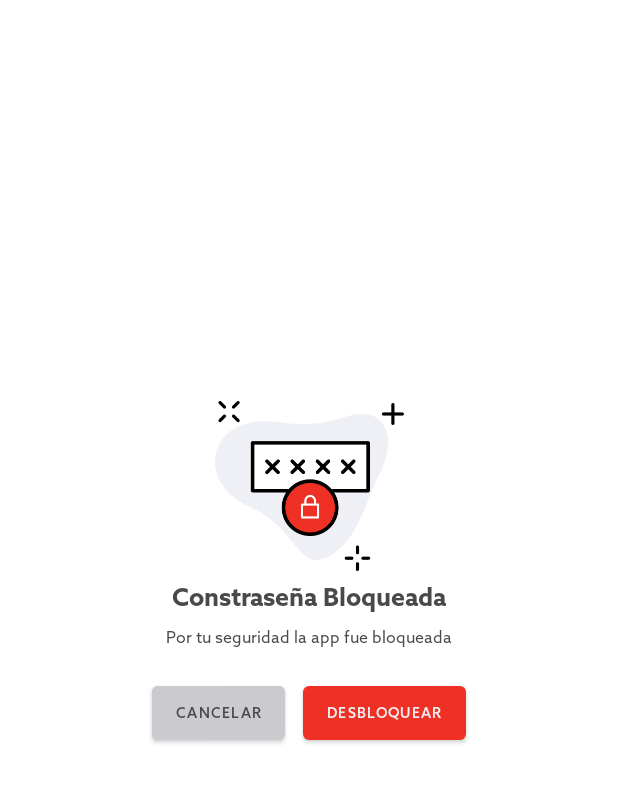
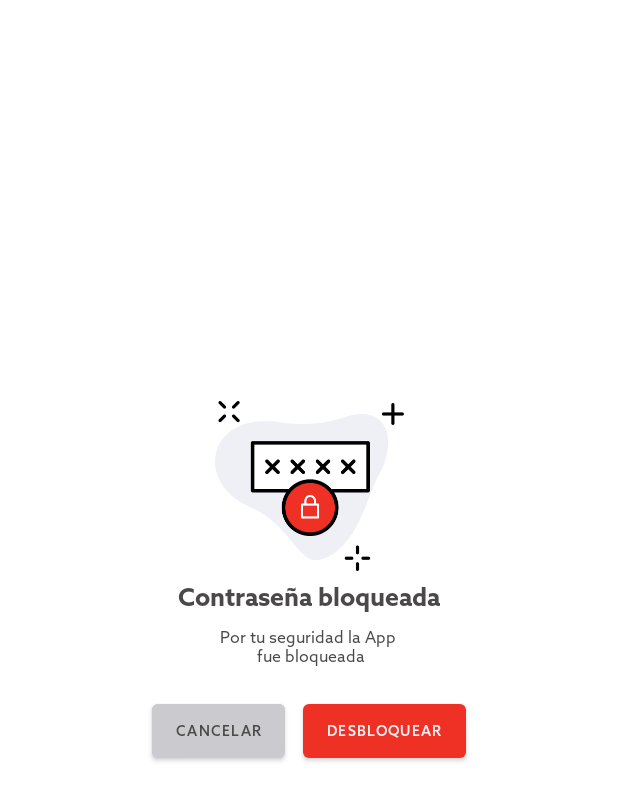
Before and after one commit to francisco-cortes/ElektraPagosAndroid, an Android app built with Jetpack Compose: the layout locked_password_alert_layout.xml on its own in the app's theme, with its tools: preview values and no code run, on a phone screen of 412 x 824 dp. Shown: the top 801 px of the screen. Run offline under Robolectric (Android 15) with nearby library versions, the phone set to English and light mode, and no system bars.

Commit message:
strigns crreados para los layouts de los casos de uso

```diff
--- a/app/src/main/res/layout/locked_password_alert_layout.xml
+++ b/app/src/main/res/layout/locked_password_alert_layout.xml
@@ -27,7 +27,7 @@
             android:layout_width="wrap_content"
             android:layout_height="wrap_content"
             android:layout_marginTop="@dimen/_8sdp"
-            android:text="Constraseña Bloqueada"
+            android:text="@string/locked_password_title_label"
             android:theme="@style/title_2"
             app:layout_constraintEnd_toEndOf="parent"
             app:layout_constraintStart_toStartOf="parent"
@@ -40,8 +40,9 @@
             android:layout_marginTop="@dimen/_10sdp"
             android:layout_marginEnd="@dimen/_31sdp"
             android:layout_marginStart="@dimen/_31sdp"
-            android:text="Por tu seguridad la app fue bloqueada"
+            android:text="@string/locked_password_body_label"
             android:theme="@style/body_1"
+            android:textAlignment="center"
             app:layout_constraintEnd_toEndOf="parent"
             app:layout_constraintStart_toStartOf="parent"
             app:layout_constraintTop_toBottomOf="@+id/alertTitleTextView" />
@@ -53,7 +54,7 @@
             android:layout_marginTop="@dimen/_25sdp"
             android:layout_marginEnd="@dimen/_8sdp"
             android:backgroundTint="@color/elektra_light_gray"
-            android:text="Cancelar"
+            android:text="@string/locked_password_cancel_button_label"
             android:textColor="@color/elektra_gray"
             android:theme="@style/text_button_2"
             app:layout_constraintEnd_toStartOf="@+id/unlockButton"
@@ -68,7 +69,7 @@
             android:layout_height="wrap_content"
             android:layout_marginStart="@dimen/_8sdp"
             android:layout_marginTop="@dimen/_25sdp"
-            android:text="Desbloquear"
+            android:text="@string/locked_passwprd_unlock_button_label"
             android:theme="@style/text_button_2"
             app:layout_constraintEnd_toEndOf="parent"
             app:layout_constraintHorizontal_bias="0.5"
--- a/app/src/main/res/layout/no_service_alert_layout.xml
+++ b/app/src/main/res/layout/no_service_alert_layout.xml
@@ -27,7 +27,7 @@
             android:layout_width="wrap_content"
             android:layout_height="wrap_content"
             android:layout_marginTop="@dimen/_8sdp"
-            android:text="Sin Servicio"
+            android:text="@string/no_service_title_label"
             android:theme="@style/title_2"
             app:layout_constraintEnd_toEndOf="parent"
             app:layout_constraintStart_toStartOf="parent"
@@ -38,7 +38,7 @@
             android:layout_width="0dp"
             android:layout_height="wrap_content"
             android:layout_marginTop="@dimen/_10sdp"
-            android:text="Intenta mas tarde"
+            android:text="@string/no_service_body_label"
             android:theme="@style/body_1"
             android:layout_marginEnd="@dimen/_31sdp"
             android:layout_marginStart="@dimen/_31sdp"
@@ -54,7 +54,7 @@
             android:layout_marginStart="@dimen/_31sdp"
             android:layout_marginEnd="@dimen/_31sdp"
             android:layout_marginTop="@dimen/_25sdp"
-            android:text="Aceptar"
+            android:text="@string/no_service_accept_button_label"
             android:theme="@style/text_button_2"
             app:layout_constraintEnd_toEndOf="parent"
             app:layout_constraintHorizontal_bias="0.5"
--- a/app/src/main/res/layout/no_user_alert_layout.xml
+++ b/app/src/main/res/layout/no_user_alert_layout.xml
@@ -27,7 +27,7 @@
             android:layout_width="wrap_content"
             android:layout_height="wrap_content"
             android:layout_marginTop="@dimen/_8sdp"
-            android:text="No existe Usuario"
+            android:text="@string/no_user_alert_title_label"
             android:theme="@style/title_2"
             app:layout_constraintEnd_toEndOf="parent"
             app:layout_constraintStart_toStartOf="parent"
@@ -38,7 +38,7 @@
             android:layout_width="0dp"
             android:layout_height="wrap_content"
             android:layout_marginTop="@dimen/_10sdp"
-            android:text="Crea una cuenta para acceder a todos los servicios"
+            android:text="@string/no_user_alert_body_label"
             android:theme="@style/body_1"
             android:layout_marginEnd="@dimen/_31sdp"
             android:layout_marginStart="@dimen/_31sdp"
@@ -54,7 +54,7 @@
             android:layout_marginStart="@dimen/_31sdp"
             android:layout_marginEnd="@dimen/_31sdp"
             android:layout_marginTop="@dimen/_25sdp"
-            android:text="Aceptar"
+            android:text="@string/no_user_alert_accept_button_label"
             android:theme="@style/text_button_2"
             app:layout_constraintEnd_toEndOf="parent"
             app:layout_constraintHorizontal_bias="0.5"
```
Also changed, not shown: app/src/main/res/layout/incorrect_password_alert_layout.xml (+4 -4 lines), app/src/main/res/layout/unrecognized_face_alert_layout.xml (+4 -4 lines), app/src/main/res/layout/unrecognized_finger_alert_layout.xml (+4 -4 lines).
